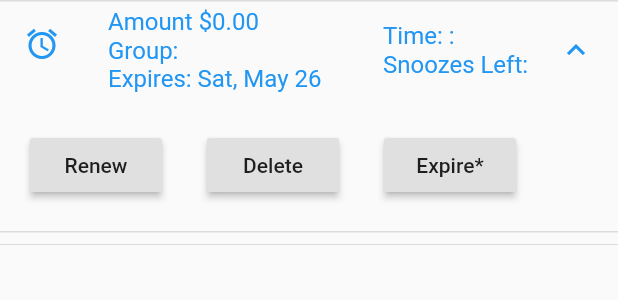
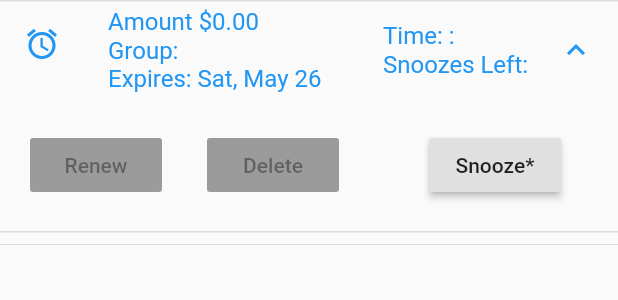
Before and after one commit to axmccx/selfbet, a Flutter app: the BetTile widget shown alone on an empty page, opened directly with empty values, after a tap on an icon or button, on a phone screen of 412 x 824 dp. Shown: the top 300 px of the screen. Run offline on Flutter 3.47's test engine with Material 2 defaults, Android fonts, the phone set to English and light mode, and no system bars; our stand-ins replace cloud_firestore, firebase_auth, flutter_redux, redux; missing offline and left inert: redux_logging; accounts and stored records are empty.

Commit message:
BetTileBuilder class, cuts code duplication

```diff
--- a/lib/presentation/bet_tile.dart
+++ b/lib/presentation/bet_tile.dart
@@ -1,7 +1,7 @@
 import 'package:flutter/material.dart';
 import 'package:flutter/foundation.dart';
-import 'package:intl/intl.dart';
 import 'package:selfbet/models/models.dart';
+import 'package:selfbet/presentation/bet_tile_builder.dart';
 
 class BetTile extends StatelessWidget {
   final Bet bet;
@@ -10,136 +10,27 @@ class BetTile extends StatelessWidget {
     @required this.bet,
   });
 
-  Icon getIcon() {
-    switch(bet.type) {
-      case BetType.alarmClock: {
-        return Icon(Icons.alarm);
-      }
-      case BetType.comms: {
-        return Icon(Icons.contact_phone);
-      }
-      case BetType.location: {
-        return Icon(Icons.location_on);
-      }
-      case BetType.mock: {
-        return Icon(Icons.input);
-      }
-      default: {
-        return Icon(Icons.input);
-      }
-    }
-  }
-
-  Text getExpiryLine() {
-    if (bet.isExpired) {
-      return Text(
-          "EXPIRED",
-        style: TextStyle(
-          color: Colors.red,
-          fontWeight: FontWeight.w400,
-        ),
-      );
-    } else {
-      return Text("Expires: " + DateFormat.MMMEd().format(bet.expiryDate));
-    }
-  }
-
-  Column getOptions() {
-    switch(bet.type) {
-      case BetType.alarmClock: {
-        return Column(
-          crossAxisAlignment: CrossAxisAlignment.start,
-          children: <Widget>[
-            Text("Time: ${bet.options['hour']}:${bet.options['minutes']}"),
-            Text("Snoozes Left: ${bet.options['frequency']}"),
-          ],
-        );
-      }
-      case BetType.comms: {
-        return Column(
-          crossAxisAlignment: CrossAxisAlignment.start,
-          children: <Widget>[
-            Container(),
-          ],
-        );
-      }
-      case BetType.location: {
-        return Column(
-          crossAxisAlignment: CrossAxisAlignment.start,
-          children: <Widget>[
-            Text("Progress: 0/2"),
-          ],
-        );
-      }
-      case BetType.mock: {
-        return Column(
-          crossAxisAlignment: CrossAxisAlignment.start,
-          children: <Widget>[
-            Text("Mock"),
-          ],
-        );
-      }
-      default: {
-        return Column(
-          crossAxisAlignment: CrossAxisAlignment.start,
-          children: <Widget>[
-            Text("Mock"),
-          ],
-        );
-      }
-    }
-  }
-
   @override
   Widget build(BuildContext context) {
-    double amount = bet.amount / 100;
+    BetTileBuilder builtTile = BetTileBuilder(bet);
     return new Column(
       children: <Widget>[
         ExpansionTile(
-          leading: getIcon(),
+          leading: builtTile.icon,  //icon
           title: Row(
             children: <Widget>[
-              Column(
-                crossAxisAlignment: CrossAxisAlignment.start,
-                children: <Widget>[
-                  Text("Amount \$${amount.toStringAsFixed(2)}"),
-                  Text("Group: ${bet.groupName}"),
-                  getExpiryLine(),
-                ],
-              ),
+              builtTile.leftColumn,
               Expanded(
                 child: Container(),
               ),
-              getOptions(),
+              builtTile.rightColumn,    //right column
             ],
           ),
           children: <Widget>[
             Padding(padding: EdgeInsets.all(10.0)),
             Row(
               crossAxisAlignment: CrossAxisAlignment.start,
-              children: <Widget>[
-                Container(
-                  width: 20.0,
-                ),
-                RaisedButton(
-                  child: Text("Renew"),
-                  onPressed: () { debugPrint("Renew Bet!"); },
-                ),
-                Container(
-                  width: 30.0,
-                ),
-                RaisedButton(
-                  child: Text("Delete"),
-                  onPressed: () { debugPrint("Delete Bet!"); },
-                ),
-                Container(
-                  width: 30.0,
-                ),
-                RaisedButton(
-                  child: Text("Expire*"),
-                  onPressed: () { debugPrint("Expire Bet!"); },
-                ),
-              ],
+              children: builtTile.actions,
             ),
             Padding(padding: EdgeInsets.all(10.0)),
           ],
--- /dev/null
+++ b/lib/presentation/bet_tile_builder.dart
@@ -0,0 +1,140 @@
+import 'package:flutter/material.dart';
+import 'package:selfbet/models/models.dart';
+import 'package:intl/intl.dart';
+
+class BetTileBuilder {
+  final Bet bet;
+  double amount;
+  Icon icon;
+  Widget leftColumn;
+  Widget rightColumn;
+  List<Widget> actions;
+
+
+  BetTileBuilder(this.bet) {
+    amount = bet.amount / 100;
+    leftColumn = _buildLeftCol();
+    switch(bet.type) {
+      case BetType.alarmClock: {
+        icon = Icon(Icons.alarm);
+        rightColumn = Column(
+          crossAxisAlignment: CrossAxisAlignment.start,
+          children: <Widget>[
+            Text("Time: ${bet.options['hour']}:${bet.options['minutes']}"),
+            Text("Snoozes Left: ${bet.options['frequency']}"),
+          ],
+        );
+        actions = []..addAll(_defaultActions())..add(
+          RaisedButton(
+            child: Text("Snooze*"),
+            onPressed: bet.isExpired
+                ? null
+                : () { debugPrint("Snoozing alarm!"); },
+          ),
+        );
+        break;
+      }
+      case BetType.comms: {
+        icon = Icon(Icons.contact_phone);
+        rightColumn = Column(
+          crossAxisAlignment: CrossAxisAlignment.start,
+          children: <Widget>[
+            Container(),
+          ],
+        );
+        actions = []..addAll(_defaultActions());
+        break;
+      }
+      case BetType.location: {
+        icon = Icon(Icons.location_on);
+        rightColumn = Column(
+          crossAxisAlignment: CrossAxisAlignment.start,
+          children: <Widget>[
+            Text("Progress: 0/2"),
+          ],
+        );
+        actions = []..addAll(_defaultActions());
+        break;
+      }
+      case BetType.mock: {
+        icon = Icon(Icons.input);
+        rightColumn = Column(
+          crossAxisAlignment: CrossAxisAlignment.start,
+          children: <Widget>[
+            Text("Mock"),
+          ],
+        );
+        actions = []..addAll(_defaultActions())..add(
+          RaisedButton(
+            child: Text("Expire*"),
+            onPressed: bet.isExpired
+                ? null
+                : () { debugPrint("Expire Bet!"); },
+          ),
+        );
+        break;
+      }
+      default: {
+        icon = Icon(Icons.input);
+        rightColumn = Column(
+          crossAxisAlignment: CrossAxisAlignment.start,
+          children: <Widget>[
+            Text("Mock"),
+          ],
+        );
+        break;
+      }
+    }
+  }
+
+  Widget _buildLeftCol () {
+    return Column(         // left column
+      crossAxisAlignment: CrossAxisAlignment.start,
+      children: <Widget>[
+        Text("Amount \$${amount.toStringAsFixed(2)}"),
+        Text("Group: ${bet.groupName}"),
+        _getExpiryLine(),
+      ],
+    );
+  }
+
+  Text _getExpiryLine() {
+    if (bet.isExpired) {
+      return Text(
+        "EXPIRED",
+        style: TextStyle(
+          color: Colors.red,
+          fontWeight: FontWeight.w400,
+        ),
+      );
+    } else {
+      return Text("Expires: " + DateFormat.MMMEd().format(bet.expiryDate));
+    }
+  }
+
+  List<Widget> _defaultActions() {
+    return [
+      Container(
+        width: 20.0,
+      ),
+      RaisedButton(
+        child: Text("Renew"),
+        onPressed: bet.isExpired
+            ? () { debugPrint("Renew Bet!"); }
+            : null,
+      ),
+      Container(
+        width: 30.0,
+      ),
+      RaisedButton(
+        child: Text("Delete"),
+        onPressed: bet.isExpired
+            ? () { debugPrint("Delete Bet!"); }
+            : null,
+      ),
+      Container(
+        width: 60.0,
+      ),
+    ];
+  }
+}
```
